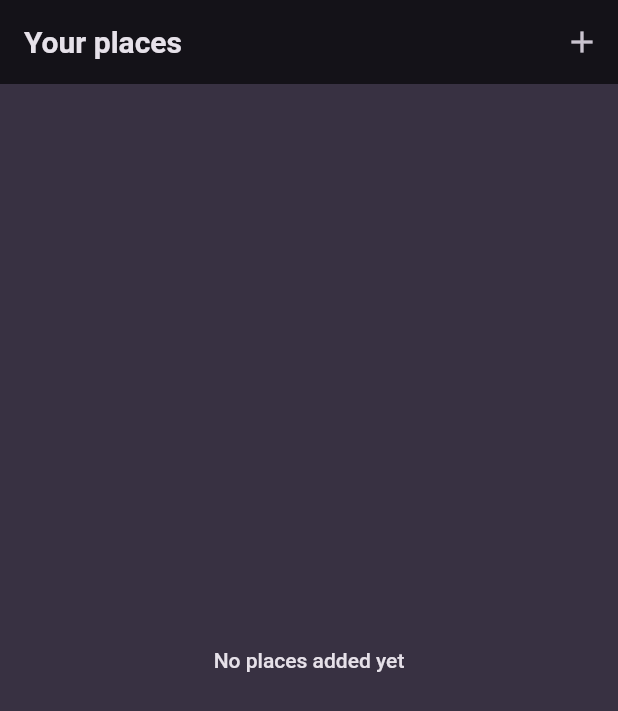
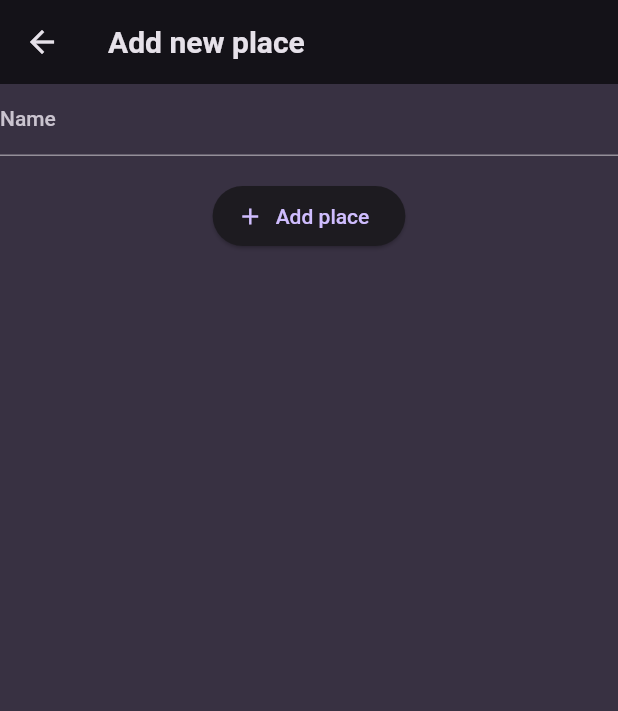
Before and after one commit to punkushal/favorite_places_app, a Flutter app: the screen it shows after launch, after a tap on the "add" icon, on a phone screen of 412 x 824 dp. Shown: the top 711 px of the screen. Run offline on Flutter 3.47's test engine with Material 2 defaults, Android fonts, the phone set to English and light mode, and no system bars; our stand-ins replace google_fonts.

Commit message:
Added An Add Place Screen

```diff
--- a/lib/screens/add_places_screen.dart
+++ b/lib/screens/add_places_screen.dart
@@ -0,0 +1,46 @@
+import 'package:flutter/material.dart';
+
+class AddPlacesScreen extends StatefulWidget {
+  const AddPlacesScreen({super.key});
+
+  @override
+  State<AddPlacesScreen> createState() => _AddPlacesScreenState();
+}
+
+class _AddPlacesScreenState extends State<AddPlacesScreen> {
+  final _titleController = TextEditingController();
+
+  @override
+  void dispose() {
+    _titleController.dispose();
+    super.dispose();
+  }
+
+  @override
+  Widget build(BuildContext context) {
+    return Scaffold(
+      appBar: AppBar(
+        title: const Text('Add new place'),
+      ),
+      body: SingleChildScrollView(
+        child: Column(
+          children: [
+            TextField(
+              decoration: const InputDecoration(
+                labelText: 'Name',
+              ),
+              controller: _titleController,
+            ),
+            const SizedBox(
+              height: 16,
+            ),
+            ElevatedButton.icon(
+                onPressed: () {},
+                icon: const Icon(Icons.add),
+                label: const Text('Add place'))
+          ],
+        ),
+      ),
+    );
+  }
+}
--- a/lib/screens/place_screen.dart
+++ b/lib/screens/place_screen.dart
@@ -1,3 +1,4 @@
+import 'package:favorite_places/screens/add_places_screen.dart';
 import 'package:favorite_places/widgets/places_list.dart';
 import 'package:flutter/material.dart';
 
@@ -11,7 +12,13 @@ class PlaceScreen extends StatelessWidget {
         title: const Text('Your places'),
         actions: [
           IconButton(
-            onPressed: () {},
+            onPressed: () {
+              Navigator.of(context).push(
+                MaterialPageRoute(
+                  builder: (ctx) => const AddPlacesScreen(),
+                ),
+              );
+            },
             icon: const Icon(Icons.add),
           ),
         ],
```
